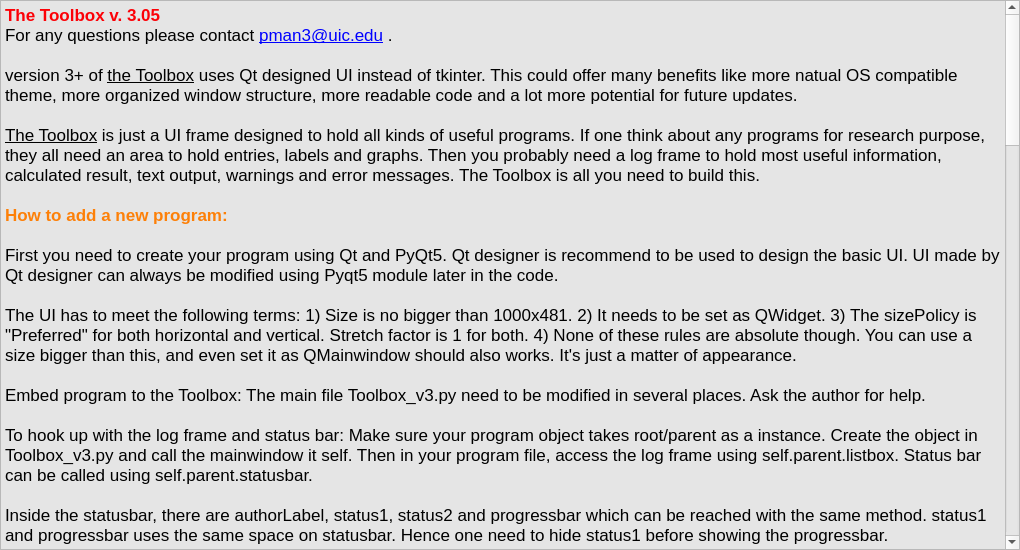
Above: help.ui from manpeihong/Toolbox-v3 before the change. Below: the same form after it.
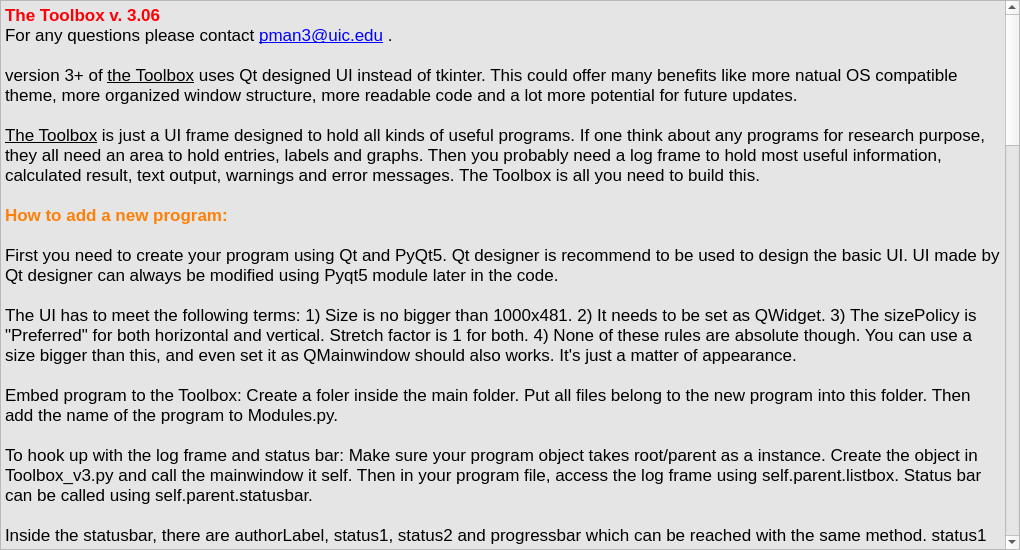
That is the form after the change.

The edit to the form file:
```diff
--- a/help.ui
+++ b/help.ui
@@ -103,7 +103,7 @@
 &lt;html&gt;&lt;head&gt;&lt;meta name=&quot;qrichtext&quot; content=&quot;1&quot; /&gt;&lt;style type=&quot;text/css&quot;&gt;
 p, li { white-space: pre-wrap; }
 &lt;/style&gt;&lt;/head&gt;&lt;body style=&quot; font-family:'.SF NS Text'; font-size:13pt; font-weight:400; font-style:normal;&quot;&gt;
-&lt;p style=&quot; margin-top:0px; margin-bottom:0px; margin-left:0px; margin-right:0px; -qt-block-indent:0; text-indent:0px;&quot;&gt;&lt;span style=&quot; font-weight:600; color:#fc0107;&quot;&gt;The Toolbox v. 3.05&lt;/span&gt;&lt;/p&gt;
+&lt;p style=&quot; margin-top:0px; margin-bottom:0px; margin-left:0px; margin-right:0px; -qt-block-indent:0; text-indent:0px;&quot;&gt;&lt;span style=&quot; font-weight:600; color:#fc0107;&quot;&gt;The Toolbox v. 3.06&lt;/span&gt;&lt;/p&gt;
 &lt;p style=&quot; margin-top:0px; margin-bottom:0px; margin-left:0px; margin-right:0px; -qt-block-indent:0; text-indent:0px;&quot;&gt;&lt;span style=&quot; font-family:'Calibri,sans-serif';&quot;&gt;For any questions please contact &lt;/span&gt;&lt;a href=&quot;mailto:pman3@uic.edu&quot;&gt;&lt;span style=&quot; font-family:'Calibri,sans-serif'; text-decoration: underline; color:#0000ff;&quot;&gt;pman3@uic.edu&lt;/span&gt;&lt;/a&gt; .&lt;/p&gt;
 &lt;p style=&quot;-qt-paragraph-type:empty; margin-top:0px; margin-bottom:0px; margin-left:0px; margin-right:0px; -qt-block-indent:0; text-indent:0px;&quot;&gt;&lt;br /&gt;&lt;/p&gt;
 &lt;p style=&quot; margin-top:0px; margin-bottom:0px; margin-left:0px; margin-right:0px; -qt-block-indent:0; text-indent:0px;&quot;&gt;&lt;span style=&quot; font-family:'Calibri,sans-serif';&quot;&gt;version 3+ of &lt;/span&gt;&lt;span style=&quot; font-family:'Calibri,sans-serif'; text-decoration: underline;&quot;&gt;the Toolbox&lt;/span&gt;&lt;span style=&quot; font-family:'Calibri,sans-serif';&quot;&gt; uses Qt designed UI instead of tkinter. This could offer many benefits like more natual OS compatible theme, more organized window structure, more readable code and a lot more potential for future updates. &lt;/span&gt;&lt;/p&gt;
@@ -115,7 +115,7 @@
 &lt;p style=&quot;-qt-paragraph-type:empty; margin-top:0px; margin-bottom:0px; margin-left:0px; margin-right:0px; -qt-block-indent:0; text-indent:0px; font-family:'Calibri,sans-serif';&quot;&gt;&lt;br /&gt;&lt;/p&gt;
 &lt;p style=&quot; margin-top:0px; margin-bottom:0px; margin-left:0px; margin-right:0px; -qt-block-indent:0; text-indent:0px;&quot;&gt;&lt;span style=&quot; font-family:'Calibri,sans-serif';&quot;&gt;The UI has to meet the following terms: 1) Size is no bigger than 1000x481. 2) It needs to be set as QWidget. 3) The sizePolicy is &amp;quot;Preferred&amp;quot; for both horizontal and vertical. Stretch factor is 1 for both. 4) None of these rules are absolute though. You can use a size bigger than this, and even set it as QMainwindow should also works. It's just a matter of appearance. &lt;/span&gt;&lt;/p&gt;
 &lt;p style=&quot;-qt-paragraph-type:empty; margin-top:0px; margin-bottom:0px; margin-left:0px; margin-right:0px; -qt-block-indent:0; text-indent:0px; font-family:'Calibri,sans-serif';&quot;&gt;&lt;br /&gt;&lt;/p&gt;
-&lt;p style=&quot; margin-top:0px; margin-bottom:0px; margin-left:0px; margin-right:0px; -qt-block-indent:0; text-indent:0px;&quot;&gt;&lt;span style=&quot; font-family:'Calibri,sans-serif';&quot;&gt;Embed program to the Toolbox: The main file Toolbox_v3.py need to be modified in several places. Ask the author for help. &lt;/span&gt;&lt;/p&gt;
+&lt;p style=&quot; margin-top:0px; margin-bottom:0px; margin-left:0px; margin-right:0px; -qt-block-indent:0; text-indent:0px;&quot;&gt;&lt;span style=&quot; font-family:'Calibri,sans-serif';&quot;&gt;Embed program to the Toolbox: Create a foler inside the main folder. Put all files belong to the new program into this folder. Then add the name of the program to Modules.py. &lt;/span&gt;&lt;/p&gt;
 &lt;p style=&quot;-qt-paragraph-type:empty; margin-top:0px; margin-bottom:0px; margin-left:0px; margin-right:0px; -qt-block-indent:0; text-indent:0px; font-family:'Calibri,sans-serif';&quot;&gt;&lt;br /&gt;&lt;/p&gt;
 &lt;p style=&quot; margin-top:0px; margin-bottom:0px; margin-left:0px; margin-right:0px; -qt-block-indent:0; text-indent:0px;&quot;&gt;&lt;span style=&quot; font-family:'Calibri,sans-serif';&quot;&gt;To hook up with the log frame and status bar: Make sure your program object takes root/parent as a instance. Create the object in Toolbox_v3.py and call the mainwindow it self. Then in your program file, access the log frame using self.parent.listbox. Status bar can be called using self.parent.statusbar. &lt;/span&gt;&lt;/p&gt;
 &lt;p style=&quot;-qt-paragraph-type:empty; margin-top:0px; margin-bottom:0px; margin-left:0px; margin-right:0px; -qt-block-indent:0; text-indent:0px; font-family:'Calibri,sans-serif';&quot;&gt;&lt;br /&gt;&lt;/p&gt;
@@ -136,7 +136,7 @@
 &lt;p style=&quot;-qt-paragraph-type:empty; margin-top:0px; margin-bottom:0px; margin-left:0px; margin-right:0px; -qt-block-indent:0; text-indent:0px; font-family:'Calibri,sans-serif';&quot;&gt;&lt;br /&gt;&lt;/p&gt;
 &lt;p style=&quot; margin-top:0px; margin-bottom:0px; margin-left:0px; margin-right:0px; -qt-block-indent:0; text-indent:0px;&quot;&gt;&lt;span style=&quot; font-family:'Calibri,sans-serif'; font-weight:600;&quot;&gt;Known issues:&lt;/span&gt;&lt;span style=&quot; font-family:'Calibri,sans-serif';&quot;&gt; &lt;/span&gt;&lt;/p&gt;
 &lt;p style=&quot;-qt-paragraph-type:empty; margin-top:0px; margin-bottom:0px; margin-left:0px; margin-right:0px; -qt-block-indent:0; text-indent:0px; font-family:'Calibri,sans-serif';&quot;&gt;&lt;br /&gt;&lt;/p&gt;
-&lt;p style=&quot; margin-top:0px; margin-bottom:0px; margin-left:0px; margin-right:0px; -qt-block-indent:0; text-indent:0px;&quot;&gt;&lt;span style=&quot; font-family:'Calibri,sans-serif';&quot;&gt;None.&lt;/span&gt;&lt;/p&gt;
+&lt;p style=&quot; margin-top:0px; margin-bottom:0px; margin-left:0px; margin-right:0px; -qt-block-indent:0; text-indent:0px;&quot;&gt;Menubar may not show up correctly on Windows when it is fullscreen. &lt;/p&gt;
 &lt;p style=&quot; margin-top:0px; margin-bottom:0px; margin-left:0px; margin-right:0px; -qt-block-indent:0; text-indent:0px;&quot;&gt;&lt;span style=&quot; font-family:'Calibri,sans-serif';&quot;&gt;&lt;br /&gt;&lt;/span&gt;&lt;span style=&quot; font-family:'Calibri,sans-serif'; font-weight:600;&quot;&gt;Update Log:&lt;/span&gt;&lt;/p&gt;
 &lt;p style=&quot; margin-top:0px; margin-bottom:0px; margin-left:0px; margin-right:0px; -qt-block-indent:0; text-indent:0px;&quot;&gt;&lt;span style=&quot; font-family:'Calibri,sans-serif';&quot;&gt;&lt;br /&gt;v. 0.01: Program is created. Frame of the software is built.&lt;br /&gt;v. 0.10: LN2 order updater is fully functional.&lt;br /&gt;v. 0.11: Building MCT calculator. Composition x calculator is fully functional.&lt;br /&gt;v. 0.12: Building MCT calculator. Transmission cutoff calculator is fully functional.&lt;br /&gt;v. 0.13: Building MCT calculator. Cell Temperature calculator is fully functional.&lt;br /&gt;v. 0.14: Building MCT calculator. SL growth time calculator is fully functional.&lt;br /&gt;v. 0.20: MCT calculator is fully functional.&lt;br /&gt;v. 0.21: -Slight UI style change.&lt;br /&gt;      -Fixed a problem where the temperature function in Composition x calculator may not work properly.&lt;br /&gt;      - Added lock and unlock function for composition x.&lt;br /&gt;      - Added one entry &amp;quot;Composition x given by FTIR:&amp;quot; for Cell T calculator. &lt;br /&gt;v. 0.22: Building XRD T3SL data analyzer.&lt;br /&gt;v. 0.30: XRD T3SL data analyzer is built.&lt;br /&gt;v. 0.31: Features added.&lt;br /&gt;         - Save MCT sample info to file. &lt;br /&gt;         - Open existing MCT sample info. &lt;br /&gt;         - Save log to file. &lt;br /&gt;         - Added tooltips for buttons. &lt;br /&gt;v. 0.32: Splash screen added.&lt;br /&gt;v. 0.33: Secret game added.&lt;br /&gt;v. 0.40: MBEdatabase updater is now fully functional.&lt;br /&gt;v. 0.50: XRD T3SL data analyzer is rebuilt.&lt;br /&gt;v. 0.60: FTIR fitting tool is built.&lt;br /&gt;v. 0.70: Grow Temp Calculator is built.&lt;br /&gt;v. 0.80: Transratio fitting tool is built.&lt;br /&gt;v. 0.90: FTIR fitting tool is now capable of calculating absorption.&lt;br /&gt;v. 0.91: Fast absorption calculation is added.&lt;br /&gt;v. 0.92: MCT and SL fitting is separated.&lt;br /&gt;v. 0.93: Substrate choices are added.&lt;br /&gt;v. 0.94: Multithreading is now used for FTIR fitting tool.&lt;br /&gt;v. 0.95: Progress bar is added for FTIR fitting tool.&lt;br /&gt;v. 0.96: MCT calculator is exported to a single file.&lt;br /&gt;v. 0.97: Fixed an issue with growth temp calculator.&lt;br /&gt;v. 0.98: FPI modeling tool is added to the toolbox.&lt;br /&gt;v. 0.99: Fixed several bugs with FPI modeling tool.&lt;/span&gt; &lt;/p&gt;
 &lt;p style=&quot; margin-top:0px; margin-bottom:0px; margin-left:0px; margin-right:0px; -qt-block-indent:0; text-indent:0px;&quot;&gt;&lt;span style=&quot; font-family:'Calibri,sans-serif';&quot;&gt;v. 1.00: Code is optimized. Now adding a new module is very easy and straight forward.&lt;br /&gt;v. 1.10: Optimized the UI for windows.&lt;br /&gt;v. 1.20: Whole thing rebuilt. FTIR fitting tool v2, kp method and grade analyzer are included. &lt;br /&gt;v. 1.30: Optimized the UI for a lot of things.&lt;br /&gt;       Added splash screen back in order to represent program loading procedure.&lt;br /&gt;From now on, the version format has changed. &lt;br /&gt;It is the sum of the version of this program itself plus the version of all tools.&lt;br /&gt;v. 2.0: Initial version number.&lt;br /&gt;v. 2.1: Fixed all hotkey binding problem.&lt;/span&gt;&lt;/p&gt;
@@ -147,14 +147,14 @@
 &lt;p style=&quot; margin-top:0px; margin-bottom:0px; margin-left:0px; margin-right:0px; -qt-block-indent:0; text-indent:0px;&quot;&gt;&lt;span style=&quot; font-family:'Calibri,sans-serif';&quot;&gt;             Added Dark theme. pip install qdarkstyle module is required to use dark theme. &lt;/span&gt;&lt;/p&gt;
 &lt;p style=&quot; margin-top:0px; margin-bottom:0px; margin-left:0px; margin-right:0px; -qt-block-indent:0; text-indent:0px;&quot;&gt;&lt;span style=&quot; font-family:'Calibri,sans-serif';&quot;&gt;v. 3.04: Statusbar coorperates better with changing modules using tabs;&lt;/span&gt;&lt;/p&gt;
 &lt;p style=&quot; margin-top:0px; margin-bottom:0px; margin-left:0px; margin-right:0px; -qt-block-indent:0; text-indent:0px;&quot;&gt;&lt;span style=&quot; font-family:'Calibri,sans-serif';&quot;&gt;             Now the size of log frame is adjustable. It can either hide or adjust to a certain height within very good amount of range. &lt;/span&gt;&lt;/p&gt;
-&lt;p style=&quot; margin-top:0px; margin-bottom:0px; margin-left:0px; margin-right:0px; -qt-block-indent:0; text-indent:0px;&quot;&gt;&lt;span style=&quot; font-family:'Calibri,sans-serif'; font-weight:600; color:#fd8008;&quot;&gt;v. 3.05&lt;/span&gt;&lt;span style=&quot; font-family:'Calibri,sans-serif';&quot;&gt;: While we are waiting for Ryan's update, here are the small changes:&lt;/span&gt;&lt;/p&gt;
+&lt;p style=&quot; margin-top:0px; margin-bottom:0px; margin-left:0px; margin-right:0px; -qt-block-indent:0; text-indent:0px;&quot;&gt;&lt;span style=&quot; font-family:'Calibri,sans-serif';&quot;&gt;v. 3.05: While we are waiting for Ryan's update, here are the small changes:&lt;/span&gt;&lt;/p&gt;
 &lt;p style=&quot; margin-top:0px; margin-bottom:0px; margin-left:0px; margin-right:0px; -qt-block-indent:0; text-indent:0px;&quot;&gt;&lt;span style=&quot; font-family:'Calibri,sans-serif';&quot;&gt;             The color of Matplolib area has changed to match the dark theme. The main reason for that is the black background would hide some lines. &lt;/span&gt;&lt;/p&gt;
 &lt;p style=&quot; margin-top:0px; margin-bottom:0px; margin-left:0px; margin-right:0px; -qt-block-indent:0; text-indent:0px;&quot;&gt;&lt;span style=&quot; font-family:'Calibri,sans-serif';&quot;&gt;             Added an icon in the system tray.  Right now it only has &amp;quot;Exit&amp;quot; function. &lt;/span&gt;&lt;/p&gt;
 &lt;p style=&quot; margin-top:0px; margin-bottom:0px; margin-left:0px; margin-right:0px; -qt-block-indent:0; text-indent:0px;&quot;&gt;&lt;span style=&quot; font-family:'Calibri,sans-serif';&quot;&gt;             Added Edit menu,  but no function is created. &lt;/span&gt;&lt;/p&gt;
-&lt;p style=&quot; margin-top:0px; margin-bottom:0px; margin-left:0px; margin-right:0px; -qt-block-indent:0; text-indent:0px;&quot;&gt;&lt;span style=&quot; font-family:'Calibri,sans-serif';&quot;&gt;             Slight change made to the module menu. &lt;br /&gt;&lt;br /&gt;Features coming in the future:&lt;br /&gt;         - &amp;quot;Edit&amp;quot; Menu&lt;/span&gt;&lt;/p&gt;
-&lt;p style=&quot;-qt-paragraph-type:empty; margin-top:0px; margin-bottom:0px; margin-left:0px; margin-right:0px; -qt-block-indent:0; text-indent:0px; font-family:'Calibri,sans-serif';&quot;&gt;&lt;br /&gt;&lt;/p&gt;
-&lt;p style=&quot; margin-top:0px; margin-bottom:0px; margin-left:0px; margin-right:0px; -qt-block-indent:0; text-indent:0px;&quot;&gt;&lt;span style=&quot; font-family:'Calibri,sans-serif'; font-weight:600;&quot;&gt;Hot keys:&lt;/span&gt;&lt;span style=&quot; font-family:'Calibri,sans-serif';&quot;&gt;&lt;br /&gt;Mac OS:&lt;br /&gt;     1. MCT Calculator:&lt;br /&gt;        &lt;/span&gt;&lt;span style=&quot; font-family:'Cambria Math,serif';&quot;&gt;⏎&lt;/span&gt;&lt;span style=&quot; font-family:'Calibri,sans-serif';&quot;&gt;: Smart Calculate! &lt;br /&gt;        &lt;/span&gt;&lt;span style=&quot; font-family:'Cambria Math,serif';&quot;&gt;⌘&lt;/span&gt;&lt;span style=&quot; font-family:'Calibri,sans-serif';&quot;&gt;+O: Open existing MCT file. &lt;br /&gt;        &lt;/span&gt;&lt;span style=&quot; font-family:'Cambria Math,serif';&quot;&gt;⌘&lt;/span&gt;&lt;span style=&quot; font-family:'Calibri,sans-serif';&quot;&gt;+S: Save MCT composition result to file. &lt;br /&gt;        &lt;/span&gt;&lt;span style=&quot; font-family:'Cambria Math,serif';&quot;&gt;⌘&lt;/span&gt;&lt;span style=&quot; font-family:'Calibri,sans-serif';&quot;&gt;+L: Lock composition x &lt;br /&gt;        &lt;/span&gt;&lt;span style=&quot; font-family:'Cambria Math,serif';&quot;&gt;⌘&lt;/span&gt;&lt;span style=&quot; font-family:'Calibri,sans-serif';&quot;&gt;+U: Unlock composition x &lt;br /&gt;     2. Growth Temp Calculator:&lt;br /&gt;        &lt;/span&gt;&lt;span style=&quot; font-family:'Cambria Math,serif';&quot;&gt;⏎&lt;/span&gt;&lt;span style=&quot; font-family:'Calibri,sans-serif';&quot;&gt;: Calculate &lt;br /&gt;     3. MBE database updater:&lt;br /&gt;        &lt;/span&gt;&lt;span style=&quot; font-family:'Cambria Math,serif';&quot;&gt;⏎&lt;/span&gt;&lt;span style=&quot; font-family:'Calibri,sans-serif';&quot;&gt;: Update &lt;br /&gt;     4. LN2 order generator:&lt;br /&gt;        &lt;/span&gt;&lt;span style=&quot; font-family:'Cambria Math,serif';&quot;&gt;⏎&lt;/span&gt;&lt;span style=&quot; font-family:'Calibri,sans-serif';&quot;&gt;: Generate order &lt;br /&gt;     5. XRD T3SL ata analyzer:&lt;br /&gt;        &lt;/span&gt;&lt;span style=&quot; font-family:'Cambria Math,serif';&quot;&gt;⏎&lt;/span&gt;&lt;span style=&quot; font-family:'Calibri,sans-serif';&quot;&gt;: Calculate &lt;br /&gt;        &lt;/span&gt;&lt;span style=&quot; font-family:'Cambria Math,serif';&quot;&gt;⌘&lt;/span&gt;&lt;span style=&quot; font-family:'Calibri,sans-serif';&quot;&gt;+O: Open from file. &lt;br /&gt;        &lt;/span&gt;&lt;span style=&quot; font-family:'Cambria Math,serif';&quot;&gt;⌘&lt;/span&gt;&lt;span style=&quot; font-family:'Calibri,sans-serif';&quot;&gt;+S: Save to file. &lt;br /&gt;        &lt;/span&gt;&lt;span style=&quot; font-family:'Cambria Math,serif';&quot;&gt;⌘&lt;/span&gt;&lt;span style=&quot; font-family:'Calibri,sans-serif';&quot;&gt;+D: Change XRD.xlsx file path.&lt;br /&gt;     6. Transratio Fitting Tool:&lt;br /&gt;        &lt;/span&gt;&lt;span style=&quot; font-family:'Cambria Math,serif';&quot;&gt;⌘&lt;/span&gt;&lt;span style=&quot; font-family:'Calibri,sans-serif';&quot;&gt;+O: Open from file.&lt;br /&gt;        &lt;/span&gt;&lt;span style=&quot; font-family:'Cambria Math,serif';&quot;&gt;⌘&lt;/span&gt;&lt;span style=&quot; font-family:'Calibri,sans-serif';&quot;&gt;+C: Clear all.&lt;br /&gt;        &lt;/span&gt;&lt;span style=&quot; font-family:'Cambria Math,serif';&quot;&gt;⌘&lt;/span&gt;&lt;span style=&quot; font-family:'Calibri,sans-serif';&quot;&gt;+S: Save result to file. &lt;br /&gt;        &lt;/span&gt;&lt;span style=&quot; font-family:'Cambria Math,serif';&quot;&gt;⌘&lt;/span&gt;&lt;span style=&quot; font-family:'Calibri,sans-serif';&quot;&gt;+G: Show fitting curve.&lt;br /&gt;        &lt;/span&gt;&lt;span style=&quot; font-family:'Cambria Math,serif';&quot;&gt;⌘&lt;/span&gt;&lt;span style=&quot; font-family:'Calibri,sans-serif';&quot;&gt;+F: FIt the curve.&lt;br /&gt;     7. FTIR Data Analyzer:&lt;br /&gt;        See the name of each button.&lt;br /&gt;     8. Grade Analyzer:&lt;br /&gt;        See the name of each button.&lt;br /&gt;     9. Kp method:&lt;br /&gt;        See the name of each button.&lt;br /&gt;&lt;br /&gt;Windows&lt;/span&gt; &lt;/p&gt;
-&lt;p style=&quot; margin-top:0px; margin-bottom:0px; margin-left:0px; margin-right:0px; -qt-block-indent:0; text-indent:0px;&quot;&gt;&lt;span style=&quot; font-family:'Calibri,sans-serif';&quot;&gt;     1. MCT Calculator:&lt;br /&gt;        &lt;/span&gt;&lt;span style=&quot; font-family:'Cambria Math,serif';&quot;&gt;⏎&lt;/span&gt;&lt;span style=&quot; font-family:'Calibri,sans-serif';&quot;&gt;: Smart Calculate! &lt;br /&gt;        Ctrl+O: Open existing MCT file. &lt;br /&gt;        Ctrl+S: Save MCT composition result to file. &lt;br /&gt;        Ctrl+L: Lock composition x &lt;br /&gt;        Ctrl+U: Unlock composition x &lt;br /&gt;     2. Growth Temp Calculator:&lt;br /&gt;        &lt;/span&gt;&lt;span style=&quot; font-family:'Cambria Math,serif';&quot;&gt;⏎&lt;/span&gt;&lt;span style=&quot; font-family:'Calibri,sans-serif';&quot;&gt;: Calculate &lt;br /&gt;     3. MBE database updater:&lt;br /&gt;        &lt;/span&gt;&lt;span style=&quot; font-family:'Cambria Math,serif';&quot;&gt;⏎&lt;/span&gt;&lt;span style=&quot; font-family:'Calibri,sans-serif';&quot;&gt;: Update &lt;br /&gt;     4. LN2 order generator:&lt;br /&gt;        &lt;/span&gt;&lt;span style=&quot; font-family:'Cambria Math,serif';&quot;&gt;⏎&lt;/span&gt;&lt;span style=&quot; font-family:'Calibri,sans-serif';&quot;&gt;: Generate order &lt;br /&gt;     5. XRD T3SL ata analyzer:&lt;br /&gt;        &lt;/span&gt;&lt;span style=&quot; font-family:'Cambria Math,serif';&quot;&gt;⏎&lt;/span&gt;&lt;span style=&quot; font-family:'Calibri,sans-serif';&quot;&gt;: Calculate &lt;br /&gt;        Ctrl+O: Open from file. &lt;br /&gt;        Ctrl+S: Save to file. &lt;br /&gt;        Ctrl+D: Change XRD.xlsx file path.&lt;br /&gt;     6. Transratio Fitting Tool:&lt;br /&gt;        Ctrl+O: Open from file.&lt;br /&gt;        Ctrl+C: Clear all.&lt;br /&gt;        Ctrl+S: Save result to file. &lt;br /&gt;        Ctrl+G: Show fitting curve.&lt;br /&gt;        Ctrl+F: FIt the curve.&lt;br /&gt;     7. FTIR Data Analyzer:&lt;br /&gt;        See the name of each button.&lt;br /&gt;     8. Grade Analyzer:&lt;br /&gt;        See the name of each button.&lt;br /&gt;     9. Kp method:&lt;br /&gt;        See the name of each button.&lt;br /&gt;&lt;/span&gt;&lt;/p&gt;
+&lt;p style=&quot; margin-top:0px; margin-bottom:0px; margin-left:0px; margin-right:0px; -qt-block-indent:0; text-indent:0px;&quot;&gt;&lt;span style=&quot; font-family:'Calibri,sans-serif';&quot;&gt;             Slight change made to the module menu. &lt;/span&gt;&lt;/p&gt;
+&lt;p style=&quot; margin-top:0px; margin-bottom:0px; margin-left:0px; margin-right:0px; -qt-block-indent:0; text-indent:0px;&quot;&gt;&lt;span style=&quot; font-family:'Calibri,sans-serif'; font-weight:600; color:#fd8008;&quot;&gt;v. 3.06&lt;/span&gt;&lt;span style=&quot; font-family:'Calibri,sans-serif';&quot;&gt;: Ryan's update is here. Create a new module is easy than ever. See instructions above. The structure of Toolbox_v3.py has changed to be more flexible. &lt;/span&gt;&lt;/p&gt;
+&lt;p style=&quot; margin-top:0px; margin-bottom:0px; margin-left:0px; margin-right:0px; -qt-block-indent:0; text-indent:0px;&quot;&gt;&lt;span style=&quot; font-family:'Calibri,sans-serif';&quot;&gt;             Several new tools are added. Now all tools are stored inside individual folders instead of the main folder.&lt;/span&gt;&lt;/p&gt;
+&lt;p style=&quot; margin-top:0px; margin-bottom:0px; margin-left:0px; margin-right:0px; -qt-block-indent:0; text-indent:0px;&quot;&gt;&lt;span style=&quot; font-family:'Calibri,sans-serif';&quot;&gt;             The configuration.ini file now belongs to each module. Toolbox itself has a separate configuration.ini file. &lt;br /&gt;&lt;br /&gt;Features coming in the future:&lt;br /&gt;         - Redo/Undo function.&lt;br /&gt;&lt;/span&gt;&lt;/p&gt;
 &lt;p style=&quot; margin-top:0px; margin-bottom:0px; margin-left:0px; margin-right:0px; -qt-block-indent:0; text-indent:0px;&quot;&gt;&lt;span style=&quot; font-family:'Calibri,sans-serif';&quot;&gt; &lt;/span&gt; &lt;/p&gt;&lt;/body&gt;&lt;/html&gt;</string>
      </property>
     </widget>
```
